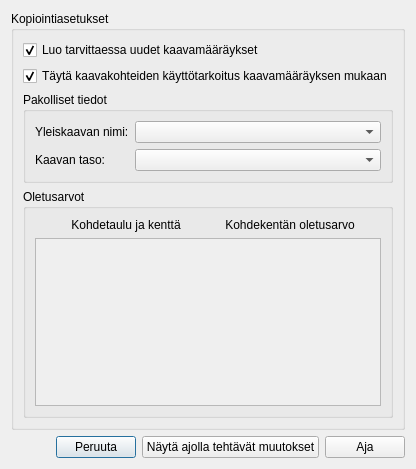
ernoma/yleiskaava, file yleiskaava_dialog_copy_settings.ui: the form before one commit.
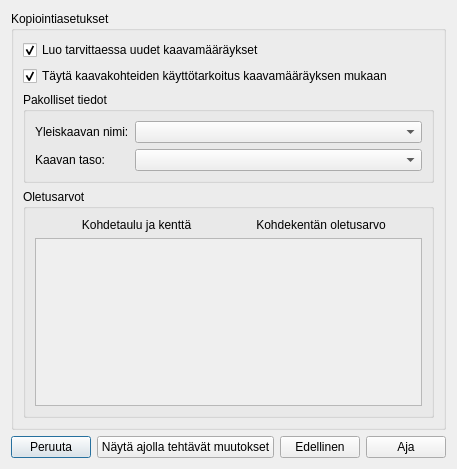
The form after the commit.

What changed in the file:
```diff
--- a/yleiskaava_dialog_copy_settings.ui
+++ b/yleiskaava_dialog_copy_settings.ui
@@ -139,6 +139,13 @@
    </item>
    <item>
     <layout class="QHBoxLayout" name="horizontalLayout">
+     <item>
+      <widget class="QPushButton" name="pushButtonCancel">
+       <property name="text">
+        <string>Peruuta</string>
+       </property>
+      </widget>
+     </item>
      <item>
       <spacer name="horizontalSpacer">
        <property name="orientation">
@@ -152,13 +159,6 @@
        </property>
       </spacer>
      </item>
-     <item>
-      <widget class="QPushButton" name="pushButtonCancel">
-       <property name="text">
-        <string>Peruuta</string>
-       </property>
-      </widget>
-     </item>
      <item>
       <widget class="QPushButton" name="pushButtonShowCopyActions">
        <property name="text">
@@ -166,6 +166,13 @@
        </property>
       </widget>
      </item>
+     <item>
+      <widget class="QPushButton" name="pushButtonPrevious">
+       <property name="text">
+        <string>Edellinen</string>
+       </property>
+      </widget>
+     </item>
      <item>
       <widget class="QPushButton" name="pushButtonRun">
        <property name="text">
```
